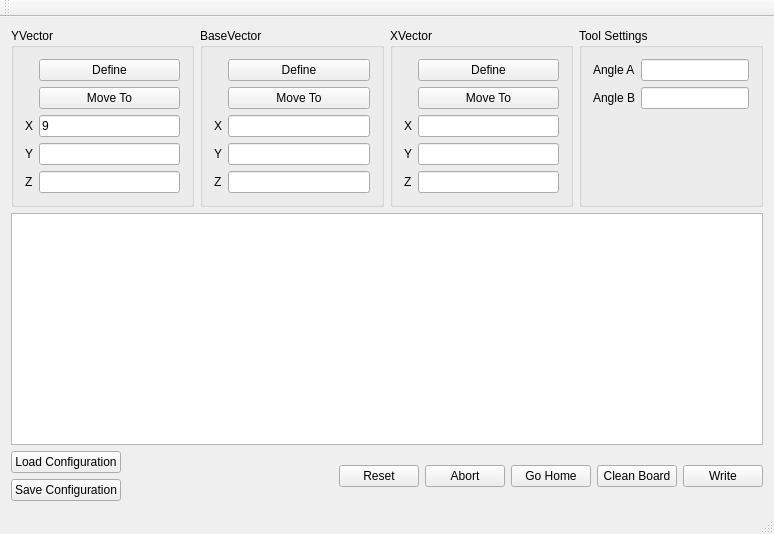
Old version of the form src/DrawTextToPlaneGUI/maingui.ui in the repository yoshi5534/schorsch-the-robot.
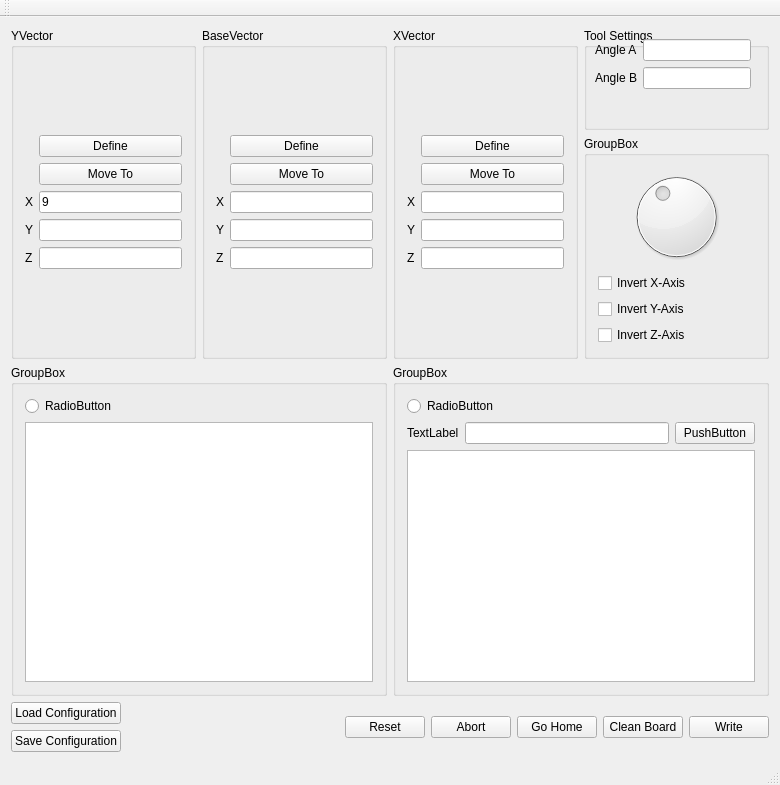
New version of the form.

Commit message: Some more GUI elements (invert Axis, speed set,...) coordinate system supports inverted axis now

Diff of the .ui file:
```diff
--- a/src/DrawTextToPlaneGUI/maingui.ui
+++ b/src/DrawTextToPlaneGUI/maingui.ui
@@ -6,15 +6,15 @@
    <rect>
     <x>0</x>
     <y>0</y>
-    <width>774</width>
-    <height>534</height>
+    <width>780</width>
+    <height>785</height>
    </rect>
   </property>
   <property name="windowTitle">
    <string>Funny Fun FUI Fo Fun Fobot</string>
   </property>
   <widget class="QWidget" name="centralWidget">
-   <layout class="QVBoxLayout" name="verticalLayout_2">
+   <layout class="QVBoxLayout" name="verticalLayout_9">
     <item>
      <layout class="QHBoxLayout" name="horizontalLayout_2">
       <item>
@@ -196,42 +196,153 @@
        </widget>
       </item>
       <item>
-       <widget class="QGroupBox" name="groupBox">
-        <property name="title">
-         <string>Tool Settings</string>
-        </property>
-        <layout class="QFormLayout" name="formLayout_2">
-         <item row="0" column="0">
-          <layout class="QFormLayout" name="formLayout">
-           <item row="0" column="0">
-            <widget class="QLabel" name="angleALabel">
+       <layout class="QVBoxLayout" name="verticalLayout_2">
+        <item>
+         <widget class="QGroupBox" name="groupBox">
+          <property name="sizePolicy">
+           <sizepolicy hsizetype="Expanding" vsizetype="MinimumExpanding">
+            <horstretch>0</horstretch>
+            <verstretch>0</verstretch>
+           </sizepolicy>
+          </property>
+          <property name="title">
+           <string>Tool Settings</string>
+          </property>
+          <widget class="QWidget" name="">
+           <layout class="QFormLayout" name="formLayout">
+            <item row="0" column="0">
+             <widget class="QLabel" name="angleALabel">
+              <property name="text">
+               <string>Angle A</string>
+              </property>
+             </widget>
+            </item>
+            <item row="0" column="1">
+             <widget class="QLineEdit" name="leAngleA"/>
+            </item>
+            <item row="1" column="0">
+             <widget class="QLabel" name="angleBLabel">
+              <property name="text">
+               <string>Angle B</string>
+              </property>
+             </widget>
+            </item>
+            <item row="1" column="1">
+             <widget class="QLineEdit" name="leAngleB"/>
+            </item>
+           </layout>
+          </widget>
+          <zorder>groupBox_2</zorder>
+          <zorder>groupBox_2</zorder>
+          <zorder>dial</zorder>
+         </widget>
+        </item>
+        <item>
+         <widget class="QGroupBox" name="groupBox_2">
+          <property name="title">
+           <string>GroupBox</string>
+          </property>
+          <layout class="QVBoxLayout" name="verticalLayout_8">
+           <item>
+            <widget class="QDial" name="dial">
+             <property name="maximum">
+              <number>30</number>
+             </property>
+             <property name="value">
+              <number>12</number>
+             </property>
+            </widget>
+           </item>
+           <item>
+            <widget class="QCheckBox" name="checkBoxInvertX">
              <property name="text">
-              <string>Angle A</string>
+              <string>Invert X-Axis</string>
              </property>
             </widget>
            </item>
-           <item row="0" column="1">
-            <widget class="QLineEdit" name="leAngleA"/>
-           </item>
-           <item row="1" column="0">
-            <widget class="QLabel" name="angleBLabel">
+           <item>
+            <widget class="QCheckBox" name="checkBoxInvertY">
              <property name="text">
-              <string>Angle B</string>
+              <string>Invert Y-Axis</string>
              </property>
             </widget>
            </item>
-           <item row="1" column="1">
-            <widget class="QLineEdit" name="leAngleB"/>
+           <item>
+            <widget class="QCheckBox" name="checkBoxInvertZ">
+             <property name="text">
+              <string>Invert Z-Axis</string>
+             </property>
+            </widget>
            </item>
           </layout>
-         </item>
-        </layout>
-       </widget>
+         </widget>
+        </item>
+       </layout>
       </item>
      </layout>
     </item>
     <item>
-     <widget class="QTextEdit" name="txtEditTextToWrite"/>
+     <layout class="QHBoxLayout" name="horizontalLayout_4">
+      <item>
+       <widget class="QGroupBox" name="groupBox_3">
+        <property name="title">
+         <string>GroupBox</string>
+        </property>
+        <layout class="QVBoxLayout" name="verticalLayout_6">
+         <item>
+          <widget class="QRadioButton" name="radioButton">
+           <property name="text">
+            <string>RadioButton</string>
+           </property>
+          </widget>
+         </item>
+         <item>
+          <widget class="QTextEdit" name="txtEditTextToWrite"/>
+         </item>
+        </layout>
+       </widget>
+      </item>
+      <item>
+       <widget class="QGroupBox" name="groupBox_4">
+        <property name="title">
+         <string>GroupBox</string>
+        </property>
+        <layout class="QVBoxLayout" name="verticalLayout_7">
+         <item>
+          <widget class="QRadioButton" name="radioButton_2">
+           <property name="text">
+            <string>RadioButton</string>
+           </property>
+          </widget>
+         </item>
+         <item>
+          <layout class="QHBoxLayout" name="horizontalLayout_3">
+           <item>
+            <widget class="QLabel" name="label">
+             <property name="text">
+              <string>TextLabel</string>
+             </property>
+            </widget>
+           </item>
+           <item>
+            <widget class="QLineEdit" name="lineEdit"/>
+           </item>
+           <item>
+            <widget class="QPushButton" name="pushButton">
+             <property name="text">
+              <string>PushButton</string>
+             </property>
+            </widget>
+           </item>
+          </layout>
+         </item>
+         <item>
+          <widget class="QListView" name="listView"/>
+         </item>
+        </layout>
+       </widget>
+      </item>
+     </layout>
     </item>
     <item>
      <layout class="QHBoxLayout" name="horizontalLayout">
```
Left out of the diff: 54 changed lines with no effect on the pictures. The commit also changes 1 other file.
